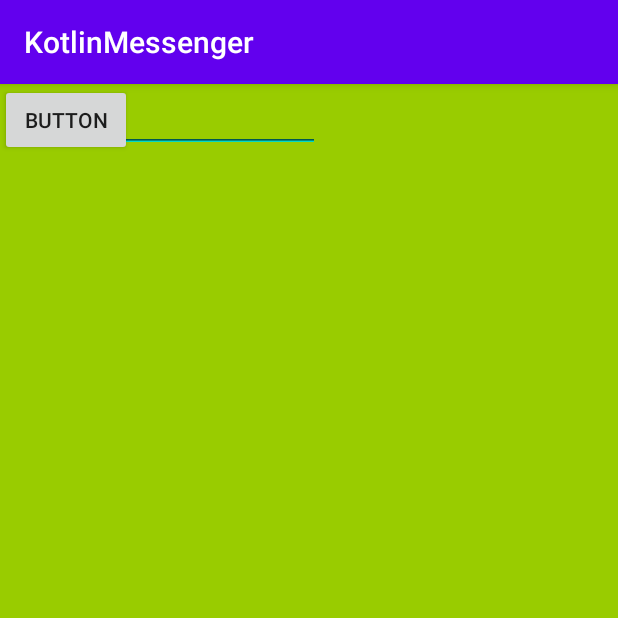
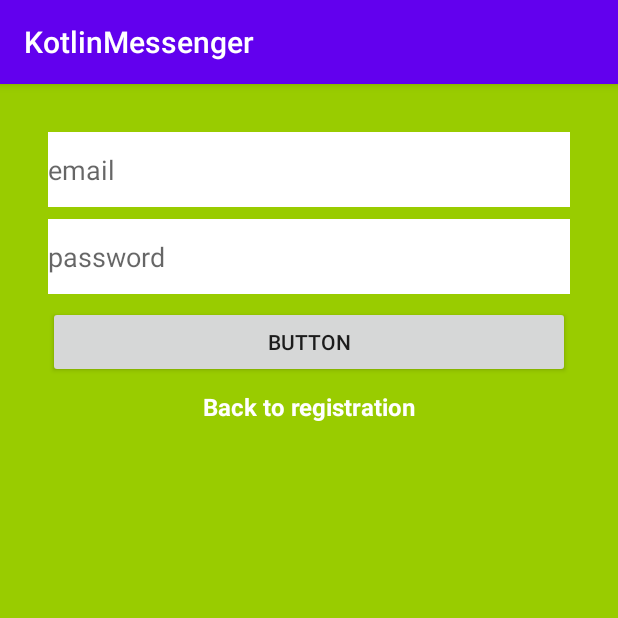
Before and after one commit to myang39/KotlinMessenger, an Android app: the LoginActivity screen opened directly, with no data from a screen before it, on a phone screen of 412 x 824 dp, the top half of it. Run offline under Robolectric (Android 15) with nearby library versions, the phone set to English and light mode, and no system bars.

Commit message:
intent to Login and back

```diff
--- a/app/src/main/java/lukeyang/com/LoginActivity.kt
+++ b/app/src/main/java/lukeyang/com/LoginActivity.kt
@@ -1,14 +1,26 @@
 package lukeyang.com
 
 import android.os.Bundle
+import android.util.Log
 import androidx.appcompat.app.AppCompatActivity
+import kotlinx.android.synthetic.main.activity_login.*
 
 class LoginActivity: AppCompatActivity() {
     override fun onCreate(savedInstanceState: Bundle?) {
         super.onCreate(savedInstanceState)
         setContentView(R.layout.activity_login)
 
+        login_button_login.setOnClickListener {
+            val email = email_edittext_login.text.toString()
+            val password = password_edittext_login.text.toString()
 
+            Log.d("LoginActivity", "email is $email")
+            Log.d("LoginActivity", "password is $password")
+        }
+
+        back_to_login_textview.setOnClickListener {
+            finish()
+        }
     }
 
 }
--- a/app/src/main/res/layout/activity_login.xml
+++ b/app/src/main/res/layout/activity_login.xml
@@ -1,33 +1,65 @@
 <?xml version="1.0" encoding="utf-8"?>
 <androidx.constraintlayout.widget.ConstraintLayout xmlns:android="http://schemas.android.com/apk/res/android"
+    xmlns:app="http://schemas.android.com/apk/res-auto"
     xmlns:tools="http://schemas.android.com/tools"
     android:layout_width="match_parent"
     android:layout_height="match_parent"
     android:background="@android:color/holo_green_light">
 
     <EditText
-        android:id="@+id/editText"
+        android:id="@+id/email_edittext_login"
+        android:layout_width="0dp"
+        android:layout_height="50dp"
+        android:layout_marginStart="32dp"
+        android:layout_marginLeft="32dp"
+        android:layout_marginTop="32dp"
+        android:layout_marginEnd="32dp"
+        android:layout_marginRight="32dp"
+        android:background="@android:color/white"
+        android:ems="10"
+        android:hint="email"
+        android:inputType="textEmailAddress"
+        app:layout_constraintEnd_toEndOf="parent"
+        app:layout_constraintStart_toStartOf="parent"
+        app:layout_constraintTop_toTopOf="parent" />
+
+    <EditText
+        android:id="@+id/password_edittext_login"
+        android:layout_width="0dp"
+        android:layout_height="50dp"
+        android:layout_marginTop="8dp"
+        android:background="@android:color/white"
+        android:ems="10"
+        android:hint="password"
+        android:inputType="textPassword"
+        app:layout_constraintEnd_toEndOf="@+id/email_edittext_login"
+        app:layout_constraintStart_toStartOf="@+id/email_edittext_login"
+        app:layout_constraintTop_toBottomOf="@+id/email_edittext_login" />
+
+    <Button
+        android:id="@+id/login_button_login"
+        android:layout_width="0dp"
+        android:layout_height="wrap_content"
+        android:layout_marginTop="8dp"
+        android:text="Button"
+        app:layout_constraintEnd_toEndOf="@+id/password_edittext_login"
+        app:layout_constraintStart_toStartOf="@+id/password_edittext_login"
+        app:layout_constraintTop_toBottomOf="@+id/password_edittext_login" />
+
+    <TextView
+        android:id="@+id/back_to_login_textview"
         android:layout_width="wrap_content"
         android:layout_height="wrap_content"
-        android:ems="10"
-        android:inputType="textEmailAddress"
-        tools:layout_editor_absoluteX="108dp"
-        tools:layout_editor_absoluteY="229dp" />
-
-    <EditText
-        android:id="@+id/editText2"
-        android:layout_width="wrap_content"
-        android:layout_height="wrap_content"
-        android:ems="10"
-        android:inputType="textPassword"
-        tools:layout_editor_absoluteX="101dp"
-        tools:layout_editor_absoluteY="326dp" />
-
-    <Button
-        android:id="@+id/button"
-        android:layout_width="wrap_content"
-        android:layout_height="wrap_content"
-        android:text="Button"
-        tools:layout_editor_absoluteX="175dp"
-        tools:layout_editor_absoluteY="439dp" />
+        android:layout_marginStart="8dp"
+        android:layout_marginLeft="8dp"
+        android:layout_marginTop="8dp"
+        android:layout_marginEnd="8dp"
+        android:layout_marginRight="8dp"
+        android:text="Back to registration"
+        android:textColor="@android:color/white"
+        android:textSize="16sp"
+        android:textStyle="bold"
+        app:layout_constraintEnd_toEndOf="@+id/login_button_login"
+        app:layout_constraintStart_toStartOf="@+id/login_button_login"
+        app:layout_constraintTop_toBottomOf="@+id/login_button_login" />
 </androidx.constraintlayout.widget.ConstraintLayout>
```
